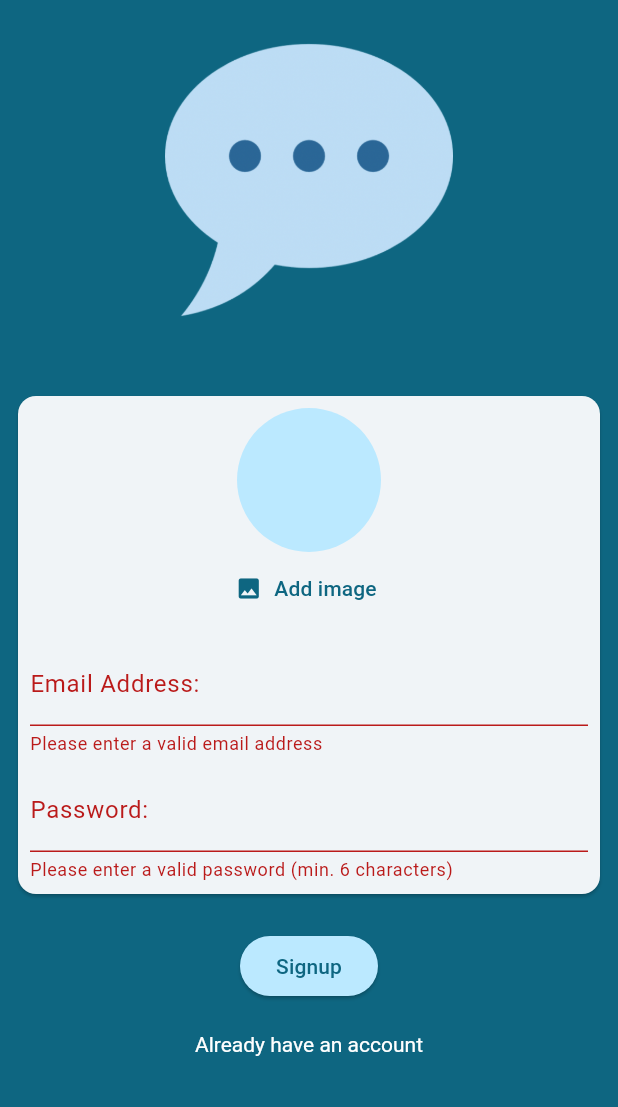
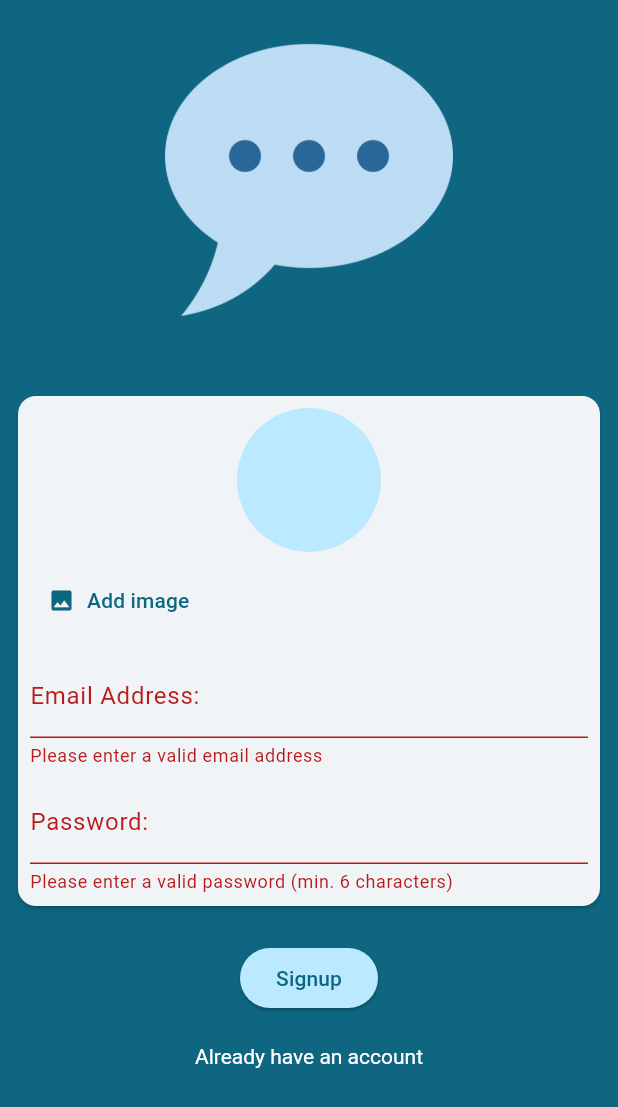
Before and after one commit to Thees2k1/just-chat, a Flutter app: the screen it shows after launch, after a tap on "Login", after a tap on "Create new account", on a phone screen of 412 x 824 dp. Shown: the top 1107 px of the screen. Run offline on Flutter 3.47's test engine with Material 3 defaults, Android fonts, the phone set to English and light mode, and no system bars; our stand-ins replace firebase_auth, firebase_core, go_router, image_picker; missing offline and left inert: cloudinary_api, cloudinary_url_gen; accounts and stored records are empty.

Commit message:
Add Cloudinary upload functionality: implement image upload feature in ImagePickerPreview and update API configurations

```diff
--- a/lib/constants/common.dart
+++ b/lib/constants/common.dart
@@ -21,4 +21,5 @@ abstract class Assets {
 abstract class ApiConfigs {
   static const cdnCloudName = 'dnk0wz0v3';
   static const cdnUrl = 'https://api.cloudinary.com/v1_1/$cdnCloudName/image/upload';
+  static const cdnUploadPreset = 'uhbkzyjm';
 }
--- a/lib/widgets/image_picker_preview.dart
+++ b/lib/widgets/image_picker_preview.dart
@@ -1,5 +1,9 @@
 import 'dart:io';
 
+// ignore: implementation_imports
+import 'package:cloudinary_api/src/request/model/uploader_params.dart';
+import 'package:cloudinary_api/uploader/cloudinary_uploader.dart';
+import 'package:cloudinary_url_gen/cloudinary.dart';
 import 'package:flutter/material.dart';
 import 'package:image_picker/image_picker.dart';
 
@@ -12,32 +16,89 @@ class ImagePickerPreview extends StatefulWidget {
 
 class _ImagePickerPreviewState extends State<ImagePickerPreview> {
   File? previewFile;
-  void _pickedImage() async{
-    final pickedImage = await ImagePicker().pickImage(source: ImageSource.camera,imageQuality: 50,maxWidth: 150);
-  if(pickedImage == null){
+  void _pickedImage() async {
+    final pickedImage = await ImagePicker().pickImage(
+      source: ImageSource.camera,
+      imageQuality: 50,
+      maxWidth: 150,
+    );
+    if (pickedImage == null) {
       return;
     }
     setState(() {
       previewFile = File(pickedImage.path);
     });
   }
+  bool isUploaded =false;
+  String? imageUrl ;
+
+  void _uploadImage() async {
+    try {
+      Cloudinary cloudinary = Cloudinary.fromCloudName(
+        cloudName: "<your_cloud_name>",
+      );
+      final response = await cloudinary.uploader().upload(
+        previewFile!,
+        params: UploadParams(uploadPreset: "<your_upload_preset>", type: "raw"),
+      );
+      if(response?.data !=null){
+        setState(() {
+          isUploaded =true;
+          imageUrl = response!.data!.url;
+        });
+
+      }
+    } catch (e) {
+      debugPrint("Upload error: $e");
+    }
+  }
+
   @override
   Widget build(BuildContext context) {
+
     return Column(
       children: [
-        CircleAvatar(
+        isUploaded ? CircleAvatar(
+          radius: 48,
+          backgroundColor: Theme.of(context).colorScheme.onPrimary,
+          backgroundImage: NetworkImage(imageUrl!),
+        ): CircleAvatar(
           radius: 48,
           backgroundColor: Theme.of(context).colorScheme.primaryContainer,
-          backgroundImage: previewFile != null ? FileImage(previewFile!) : null,
+          backgroundImage:  previewFile != null ? FileImage(previewFile!) : null,
         ),
 
+        SizedBox(height: 8),
+        Row(
+          children: [
             TextButton.icon(
               onPressed: _pickedImage,
               label: Text(
                 'Add image',
                 style: TextStyle(color: Theme.of(context).colorScheme.primary),
               ),
-          icon: Icon(Icons.image, color: Theme.of(context).colorScheme.primary),
+              icon: Icon(
+                Icons.image,
+                color: Theme.of(context).colorScheme.primary,
+              ),
+            ),
+            if (previewFile != null) ...[
+              SizedBox(width: 4),
+              TextButton.icon(
+                onPressed: _uploadImage,
+                label: Text(
+                  'Upload image',
+                  style: TextStyle(
+                    color: Theme.of(context).colorScheme.secondary,
+                  ),
+                ),
+                icon: Icon(
+                  Icons.image,
+                  color: Theme.of(context).colorScheme.secondary,
+                ),
+              ),
+            ],
+          ],
         ),
       ],
     );
--- a/pubspec.yaml
+++ b/pubspec.yaml
@@ -8,6 +8,8 @@ environment:
   sdk: ^3.8.1
 
 dependencies:
+  cloudinary_api: ^1.1.1
+  cloudinary_url_gen: ^1.8.0
   firebase_auth: ^6.0.2
   firebase_core: ^4.1.0
   flutter:
```
Also changed, not shown: pubspec.lock. Lines whose indentation alone changed are shown as unchanged.
